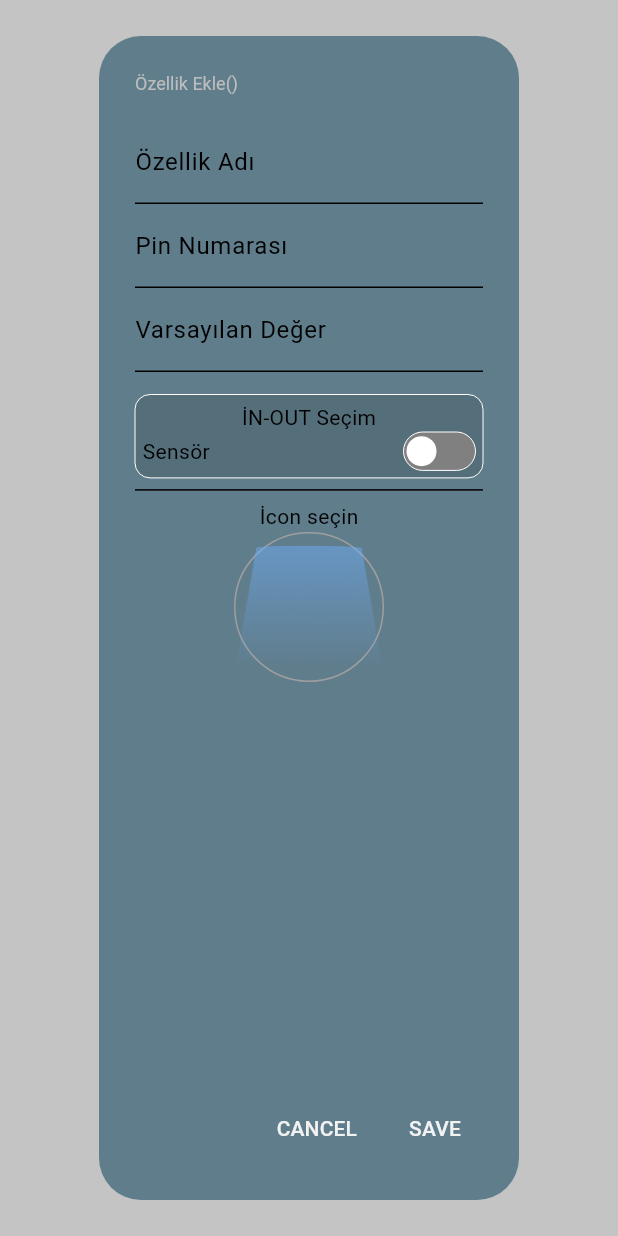
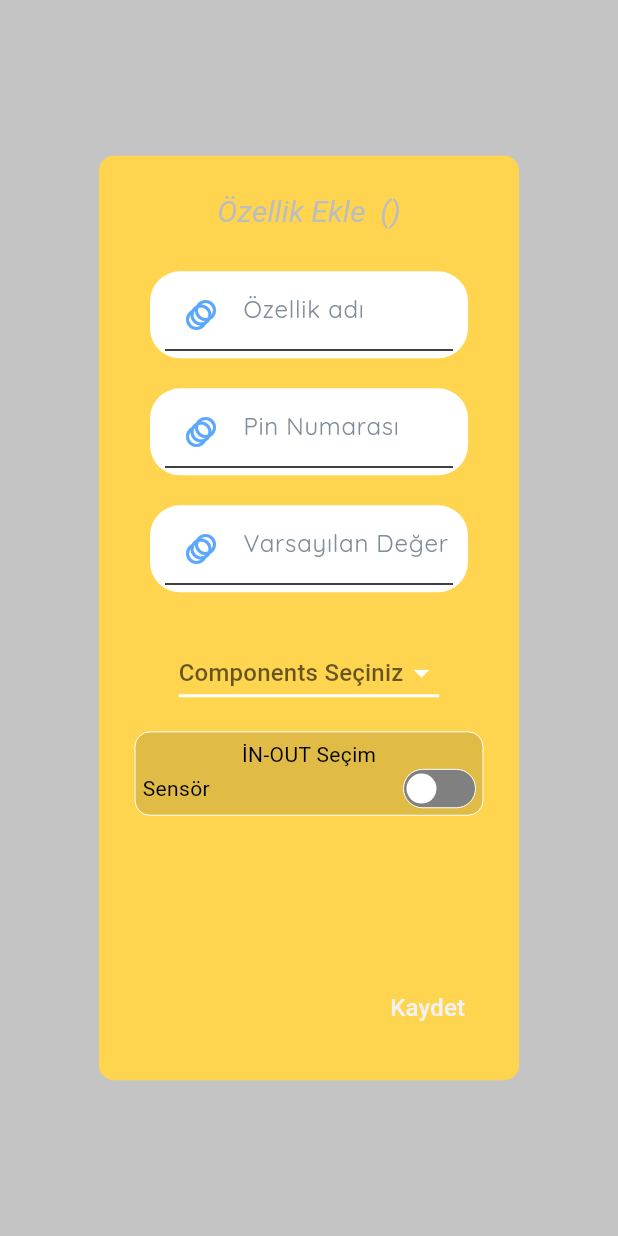
Before and after one commit to abdurrahmankayahan/smart-home-app-master, a Flutter app: the PropertyPopup widget shown alone on an empty page, opened directly with empty values, on a phone screen of 412 x 824 dp. Run offline on Flutter 3.47's test engine with Material 3 defaults, Android fonts, the phone set to English and light mode, and no system bars; our stand-ins replace cloud_firestore, dotted_border, firebase_auth, firebase_core, firebase_database, flutter_hooks and 10 more; missing offline and left inert: awesome_circular_chart; accounts and stored records are empty; Roboto replaces fonts that are missing (Nato Sans).

Commit message:
özellik ekleme popup düzenlenndi

```diff
--- a/lib/src/models/theme.dart
+++ b/lib/src/models/theme.dart
@@ -16,9 +16,9 @@ class Tema {
     );
   }
 
-  inputBoxDec() {
+  inputBoxDec({Color? boxColor}) {
     return BoxDecoration(
-      color: renk("333443"),
+      color: boxColor ?? renk("333443"),
       borderRadius: BorderRadius.circular(20),
     );
   }
--- a/lib/src/screens/home_screen/components/body.dart
+++ b/lib/src/screens/home_screen/components/body.dart
@@ -72,7 +72,9 @@ class Body extends StatelessWidget {
                               model.onRefresh();
                             },
                             isFav: false,
-                            switchFav: () {},
+                            switchFav: () {
+                              print("sefsedds");
+                            },
                             //iconAsset: 'assets/icons/svg/fan.svg',
                             //device: e.propertyName!,
                             //switchFav: model.fanFav,
--- a/lib/src/screens/home_screen/components/property_popup.dart
+++ b/lib/src/screens/home_screen/components/property_popup.dart
@@ -1,10 +1,10 @@
 import 'dart:convert';
-import 'dart:io';
-
+import 'package:cloud_firestore/cloud_firestore.dart';
 import 'package:flutter/material.dart';
 import 'package:flutter/services.dart';
+import 'package:google_fonts/google_fonts.dart';
 import 'package:smart360/src/models/data_models/propertyModel.dart';
-import 'package:smart360/src/models/ext.dart';
+import 'package:smart360/src/models/theme.dart';
 import 'package:smart360/src/screens/home_screen/components/body.dart';
 
 class PropertyPopup extends StatefulWidget {
@@ -28,18 +28,22 @@ class PropertyPopup extends StatefulWidget {
 }
 
 class _PropertyPopupState extends State<PropertyPopup> {
-  String _selectedIcon = 'assets/images/blue.png';
+  //String _selectedIcon = 'assets/images/blue.png';
   bool itsOn = false;
   late String propertyName;
   late String pinNo;
   late String pinVal;
-  late String place="";
+  late String place = "";
+  late List<String> uri;
+  Tema tema = Tema();
+  List<String> components = [];
 
-  late List<String> uri;
+  final GlobalKey<FormState> _formKey = GlobalKey<FormState>();
   @override
   void initState() {
     super.initState();
     itsOn = widget.itsOn;
+    fetchComponents();
     //_newPropertyValue = widget.propertyValue;
   }
 
@@ -57,45 +61,137 @@ class _PropertyPopupState extends State<PropertyPopup> {
     return imagePaths;
   }
 
+  void fetchComponents() async {
+    QuerySnapshot querySnapshot =
+        await FirebaseFirestore.instance.collection('components').get();
+    List<String> fetchedComponents = [];
+    querySnapshot.docs.forEach((doc) {
+      var cName = doc.get('cName');
+      if (cName != null) {
+        fetchedComponents.add(cName.toString());
+      }
+    });
+    setState(() {
+      components =
+          fetchedComponents; // Alınan ülkeleri state içindeki listeye atıyoruz
+    });
+  }
+
   @override
   Widget build(BuildContext context) {
     return AlertDialog(
-      backgroundColor: Colors.blueGrey,
-      title: Text("Özellik Ekle("+widget.deviceSn+")"),
-      content: Column(
+      shape: RoundedRectangleBorder(
+        borderRadius: BorderRadius.circular(10.0),
+      ),
+      backgroundColor: Colors.amber[300],
+      title: Text(
+        "Özellik Ekle  (${widget.deviceSn})",
+        textAlign: TextAlign.center,
+        style: const TextStyle(fontStyle: FontStyle.italic, fontSize: 20),
+      ),
+      content: SingleChildScrollView(
+        child: SizedBox(
+          width: MediaQuery.of(context).size.width * 0.5,
+          height: MediaQuery.of(context).size.height * 0.55,
+          child: Form(
+            key: _formKey,
+            child: Column(
               children: [
-          TextField(
-            decoration: InputDecoration(
-              labelText: "Özellik Adı",
-              hintText: widget.propertyValue,
+                Container(
+                  decoration: tema.inputBoxDec(boxColor: Colors.white),
+                  margin: const EdgeInsets.only(
+                      left: 10, right: 10, top: 10, bottom: 10),
+                  padding: const EdgeInsets.only(
+                      left: 10, right: 10, top: 5, bottom: 5),
+                  child: TextFormField(
+                    validator: (value) {
+                      if (value!.isEmpty) {
+                        return "bilgileri eksiksiz doldurunuz";
+                      } else {}
+                      return null;
+                    },
+                    onSaved: (value) {
+                      propertyName = value!;
+                    },
+                    decoration:
+                        tema.inputDec("Özellik adı ", Icons.animation_sharp),
+                    style: GoogleFonts.quicksand(color: Colors.black),
                   ),
-            onChanged: (value) {
-              setState(() {
-                propertyName = value;
-              });
+                ),
+                Container(
+                  decoration: tema.inputBoxDec(boxColor: Colors.white),
+                  margin: const EdgeInsets.only(
+                      left: 10, right: 10, top: 10, bottom: 10),
+                  padding: const EdgeInsets.only(
+                      left: 10, right: 10, top: 5, bottom: 5),
+                  child: TextFormField(
+                    validator: (value) {
+                      if (value!.isEmpty) {
+                        return "bilgileri eksiksiz doldurunuz";
+                      } else {}
+                      return null;
                     },
+                    onSaved: (value) {
+                      pinNo = value!;
+                    },
+                    decoration: tema.inputDec(
+                      "Pin Numarası",
+                      Icons.animation_rounded,
                     ),
-          TextField(
-            decoration: InputDecoration(
-              labelText: "Pin Numarası",
-              hintText: widget.propertyValue,
+                    style: GoogleFonts.quicksand(color: Colors.black),
                   ),
-            onChanged: (value) {
-              setState(() {
-                pinNo = value;
-              });
+                ),
+                Container(
+                  decoration: tema.inputBoxDec(boxColor: Colors.white),
+                  margin: const EdgeInsets.only(
+                      left: 10, right: 10, top: 10, bottom: 10),
+                  padding: const EdgeInsets.only(
+                      left: 10, right: 10, top: 5, bottom: 5),
+                  child: TextFormField(
+                    validator: (value) {
+                      if (value!.isEmpty) {
+                        return "bilgileri eksiksiz doldurunuz";
+                      } else {}
+                      return null;
                     },
+                    onSaved: (value) {
+                      pinVal = value!;
+                    },
+                    decoration: tema.inputDec(
+                      "Varsayılan Değer",
+                      Icons.animation_rounded,
                     ),
-          TextField(
-            decoration: InputDecoration(
-              labelText: "Varsayılan Değer",
-              hintText: widget.propertyValue,
+                    style: GoogleFonts.quicksand(color: Colors.black),
                   ),
-            onChanged: (value) {
-              setState(() {
-                pinVal = value;
-              });
+                ),
+                Column(
+                  mainAxisAlignment: MainAxisAlignment.center,
+                  children: [
+                    const SizedBox(height: 20),
+                    DropdownButton<String>(
+                      icon: const Icon(Icons.arrow_drop_down,
+                          color: Colors.white),
+                      elevation: 16,
+                      underline: Container(
+                        height: 2,
+                        decoration: BoxDecoration(
+                          color: Colors.white,
+                          borderRadius: BorderRadius.circular(15),
+                        ),
+                      ),
+                      hint: Text('Components Seçiniz'),
+                      value: null,
+                      onChanged: (String? newValue) {
+                        // DropdownButton'da değer seçildiğinde yapılacak işlem
                       },
+                      items: components.map((String country) {
+                        return DropdownMenuItem<String>(
+                          value: country,
+                          child: Text(country),
+                        );
+                      }).toList(),
+                    ),
+                  ],
                 ),
                 Container(
                   margin: const EdgeInsets.only(top: 15),
@@ -131,7 +227,8 @@ class _PropertyPopupState extends State<PropertyPopup> {
                                       ? Color.fromARGB(255, 239, 184, 73)
                                       : const Color(0xFF808080),
                                   border: Border.all(
-                              color: const Color.fromRGBO(255, 255, 255, 1),
+                                    color:
+                                        const Color.fromRGBO(255, 255, 255, 1),
                                     width: 0,
                                   ),
                                 ),
@@ -154,78 +251,34 @@ class _PropertyPopupState extends State<PropertyPopup> {
                     ],
                   ),
                 ),
-          Divider(),
-          Text("İcon seçin"),
-          GestureDetector(
-            onTap: () async {
-              List<String> icons = await _getlistIcons();
-              // ignore: use_build_context_synchronously
-              showDialog(
-                context: context,
-                builder: (BuildContext context) {
-                  return AlertDialog(
-                    title: Text('Bir icon seç'),
-                    content: SingleChildScrollView(
-                      child: ListBody(
-                        children: icons.map((icon) {
-                          return Container(
-                              margin: const EdgeInsets.only(bottom: 2),
-                              decoration: BoxDecoration(
-                                  border: Border(bottom: BorderSide(width: 2)),
-                                  borderRadius: BorderRadius.circular(15),
-                                  color: Colors.black12),
-                              child: Column(
-                                children: [
-                                  GestureDetector(
-                                    onTap: () {
-                                      setState(() {
-                                        _selectedIcon = icon;
-                                      });
-                                      // Navigator.pushReplacement(this.context,MaterialPageRoute(builder: build));
-                                      Navigator.pop(context);
-                                    },
-                                    child: Image.asset(
-                                      '$icon',
-                                      width: 100,
-                                      height: 100,
+              ],
             ),
           ),
-                                ],
-                              ));
-                        }).toList(),
         ),
-                    ),
-                  );
-                },
-              );
-            },
-            child: Container(
-              width: 100,
-              height: 100,
-              decoration: BoxDecoration(
-                shape: BoxShape.circle,
-                border: Border.all(color: Colors.grey),
-              ),
-              child: Image.asset('$_selectedIcon'),
-            ),
-          ),
-        ],
       ),
       actions: [
         TextButton(
-          child: Text('CANCEL'),
+          child: const Text(
+            'Kaydet',
+            style: TextStyle(fontSize: 16),
+          ),
           onPressed: () {
-            Navigator.pop(context);
-          },
-        ),
-        TextButton(
-          child: Text('SAVE'),
-          onPressed: () {
+            if (_formKey.currentState!.validate()) {
+              _formKey.currentState!.save();
+
+              print("${propertyName},${itsOn},${pinNo},${pinVal}");
               //widget.onSave(_newPropertyValue);
-querry.saveDeviceComp(widget.userId,widget.deviceSn,PropertyModel(propertyName: propertyName,itsOn: itsOn?"1":"0",pinNo: pinNo,pinIO: pinNo));
-
+              querry.saveDeviceComp(
+                  widget.userId,
+                  widget.deviceSn,
+                  PropertyModel(
+                      propertyName: propertyName,
+                      itsOn: itsOn ? "1" : "0",
+                      pinNo: pinNo,
+                      pinIO: pinNo));
 
               Navigator.pop(context);
+            }
           },
         ),
       ],
```
Also changed, not shown: lib/src/database/querry.dart (+10 -2 lines), lib/src/screens/edit_profile/components/body.dart (+11 -15 lines), lib/src/screens/home_screen/components/dark_container.dart (+0 -17 lines), lib/src/screens/home_screen/home_screen.dart (+2 -12 lines), lib/src/screens/login_screen/components/body.dart (+7 -14 lines), lib/src/screens/signUp_screen/components/body.dart (+9 -12 lines). Lines whose indentation alone changed are shown as unchanged.
